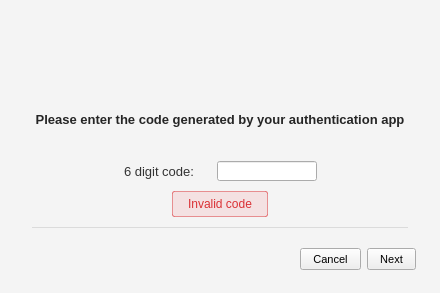
The window that src/MEGASync/gui/win/Login2FA.ui (meganz/MEGAsync) describes before a commit, drawn with Qt 5.
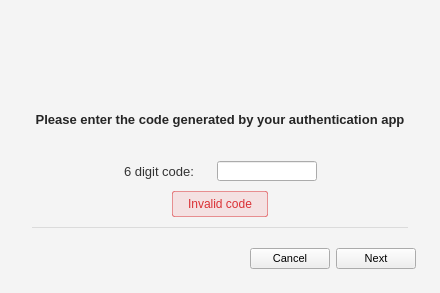
The same window after the commit. Icons and pictures are not drawn.

Commit message: SNC-2573. Button sizes on dialogs on windows

Diff of the .ui file:
```diff
--- a/src/MEGASync/gui/win/Login2FA.ui
+++ b/src/MEGASync/gui/win/Login2FA.ui
@@ -78,12 +78,7 @@
 	font-family: &quot;Lato&quot;;
 	font-size: 11px;
 }
-
-QPushButton
-{
-	padding-right: 12px;
-	padding-left: 12px;
-}</string>
+</string>
   </property>
   <layout class="QVBoxLayout" name="verticalLayout_2">
    <property name="spacing">
@@ -607,12 +602,6 @@
       </item>
       <item>
        <widget class="QPushButton" name="bCancel">
-        <property name="minimumSize">
-         <size>
-          <width>0</width>
-          <height>22</height>
-         </size>
-        </property>
         <property name="focusPolicy">
          <enum>Qt::StrongFocus</enum>
         </property>
@@ -623,12 +612,6 @@
       </item>
       <item>
        <widget class="QPushButton" name="bNext">
-        <property name="minimumSize">
-         <size>
-          <width>0</width>
-          <height>22</height>
-         </size>
-        </property>
         <property name="focusPolicy">
          <enum>Qt::StrongFocus</enum>
         </property>
```
The commit also changes 20 other files.
